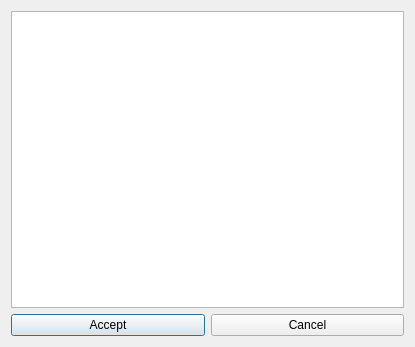
This is quickfeatures/gui/default_value_editor.ui in andrew-plowright/quickfeatures as Qt 5 draws it before an edit. The edited form follows.
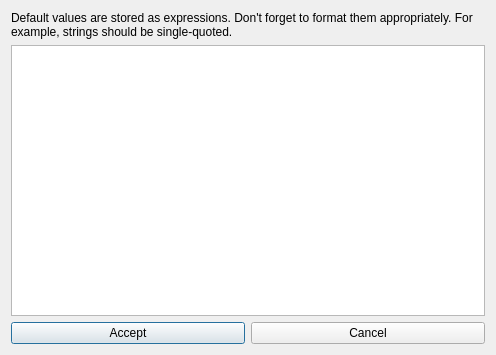
This is the edited form.

Commit message: Stop trying to manage default value types. All default values are now simply stored as strings, which are then interpreted as expressions

Patch:
```diff
--- a/quickfeatures/gui/default_value_editor.ui
+++ b/quickfeatures/gui/default_value_editor.ui
@@ -9,8 +9,8 @@
    <rect>
     <x>0</x>
     <y>0</y>
-    <width>415</width>
-    <height>347</height>
+    <width>496</width>
+    <height>355</height>
    </rect>
   </property>
   <property name="sizePolicy">
@@ -29,6 +29,19 @@
    <string>Select Default Values</string>
   </property>
   <layout class="QVBoxLayout" name="verticalLayout">
+   <item>
+    <widget class="QLabel" name="label">
+     <property name="text">
+      <string>Default values are stored as expressions. Don't forget to format them appropriately. For example, strings should be single-quoted.</string>
+     </property>
+     <property name="wordWrap">
+      <bool>true</bool>
+     </property>
+     <property name="margin">
+      <number>6</number>
+     </property>
+    </widget>
+   </item>
    <item>
     <layout class="QVBoxLayout" name="vertical_layout" stretch="0,0">
      <property name="sizeConstraint">
```
The commit also changes 8 other files.
